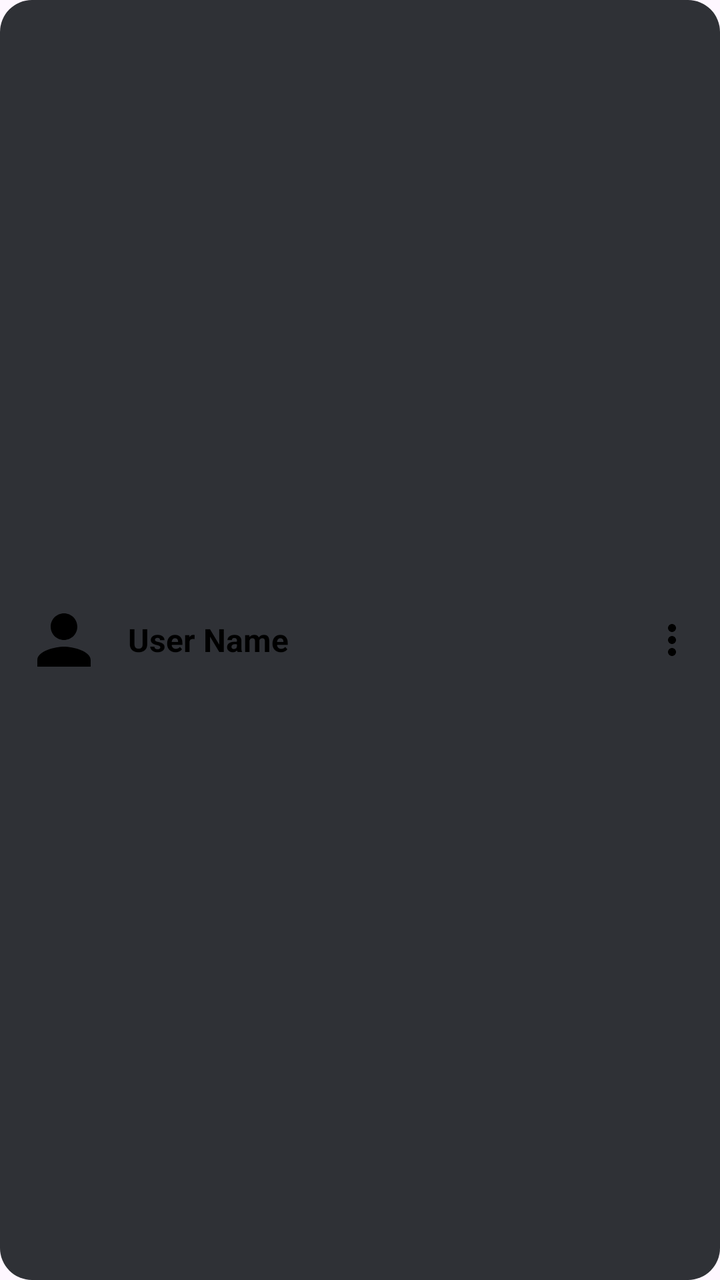
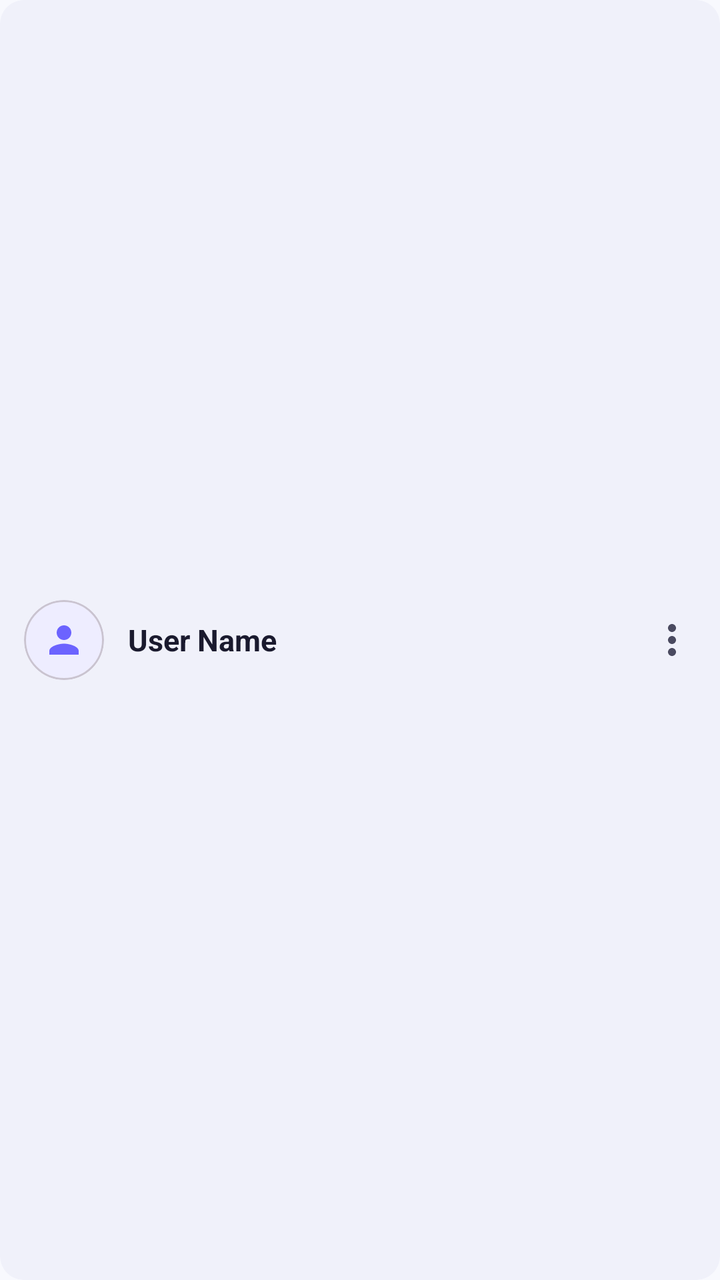

Screens rendered from an Android XML layout before and after an edit, with the pre-edit source and the edit as a unified diff.
<!-- AndroidManifest.xml: application theme Theme.SE114_CallingSystem -->
<!-- res/layout/item_server_member.xml -->
<?xml version="1.0" encoding="utf-8"?>
<LinearLayout xmlns:android="http://schemas.android.com/apk/res/android"
    xmlns:app="http://schemas.android.com/apk/res-auto"
    android:layout_width="match_parent"
    android:layout_height="wrap_content"
    android:orientation="horizontal"
    android:gravity="center_vertical"
    android:padding="12dp"
    android:layout_marginBottom="8dp"
    android:background="@drawable/edittext_background">

    
    <ImageView
        android:layout_width="40dp"
        android:layout_height="40dp"
        android:src="@drawable/icon_user"
        app:tint="@color/tint_default" />

    <LinearLayout
        android:layout_width="0dp"
        android:layout_height="wrap_content"
        android:layout_weight="1"
        android:orientation="vertical"
        android:layout_marginStart="12dp">

        <TextView
            android:id="@+id/tvMemberName"
            android:layout_width="wrap_content"
            android:layout_height="wrap_content"
            android:text="User Name"
            android:textColor="@color/tint_default"
            android:textSize="16sp"
            android:textStyle="bold" />

        <TextView
            android:id="@+id/tvMemberRole"
            android:layout_width="wrap_content"
            android:layout_height="wrap_content"
            android:text="ADMIN"
            android:textColor="#F44336"
            android:textSize="10sp"
            android:textStyle="bold"
            android:visibility="gone" />
    </LinearLayout>

    <ImageView
        android:id="@+id/btnMemberOptions"
        android:layout_width="24dp"
        android:layout_height="24dp"
        android:src="@drawable/icon_more_vert"
        app:tint="@color/tint_default" />
</LinearLayout>
<!-- resources referenced by this layout -->
<resources>
  <color name="tint_default">#000000</color>
  <!-- drawable edittext_background (drawable) -->
  <?xml version="1.0" encoding="utf-8"?>
  <shape xmlns:android="http://schemas.android.com/apk/res/android"
      android:shape="rectangle">
      
      <solid android:color="#2F3136" />
      
      <corners android:radius="16dp" />
  </shape>
  <!-- drawable icon_more_vert (drawable) -->
  <?xml version="1.0" encoding="utf-8"?>
  <vector xmlns:android="http://schemas.android.com/apk/res/android"
      android:width="24dp"
      android:height="24dp"
      android:viewportWidth="24"
      android:viewportHeight="24">
    <path
        android:fillColor="#FFFFFF"
        android:pathData="M12,8c1.1,0 2,-0.9 2,-2s-0.9,-2 -2,-2 -2,0.9 -2,2 0.9,2 2,2zM12,10c-1.1,0 -2,0.9 -2,2s0.9,2 2,2 2,-0.9 2,-2 -0.9,-2 -2,-2zM12,16c-1.1,0 -2,0.9 -2,2s0.9,2 2,2 2,-0.9 2,-2 -0.9,-2 -2,-2z"/>
  </vector>
  <!-- drawable icon_user (drawable) -->
  <?xml version="1.0" encoding="utf-8"?>
  <vector xmlns:android="http://schemas.android.com/apk/res/android"
      android:width="24dp"
      android:height="24dp"
      android:viewportWidth="24"
      android:viewportHeight="24">
      <path
          android:fillColor="#FFFFFF"
          android:pathData="M12,12c2.21,0 4,-1.79 4,-4s-1.79,-4 -4,-4 -4,1.79 -4,4 1.79,4 4,4zM12,14c-2.67,0 -8,1.34 -8,4v2h16v-2c0,-2.66 -5.33,-4 -8,-4z"/>
  </vector>
  <style name="Theme.SE114_CallingSystem" parent="Base.Theme.SE114_CallingSystem" />
  <style name="Base.Theme.SE114_CallingSystem" parent="Theme.Material3.DayNight.NoActionBar">
          
          
      </style>
</resources>

<!-- the commit's change to res/layout/item_server_member.xml (unified diff, before → after) -->
@@ -6,15 +6,24 @@
     android:orientation="horizontal"
     android:gravity="center_vertical"
     android:padding="12dp"
-    android:layout_marginBottom="8dp"
-    android:background="@drawable/edittext_background">
+    android:layout_marginBottom="6dp"
+    android:background="@drawable/bg_member_item">
 
     
-    <ImageView
+    <com.google.android.material.card.MaterialCardView
         android:layout_width="40dp"
         android:layout_height="40dp"
-        android:src="@drawable/icon_user"
-        app:tint="@color/tint_default" />
+        app:cardCornerRadius="20dp"
+        app:cardBackgroundColor="@color/accent_surface"
+        app:cardElevation="0dp">
+
+        <ImageView
+            android:layout_width="22dp"
+            android:layout_height="22dp"
+            android:layout_gravity="center"
+            android:src="@drawable/icon_user"
+            app:tint="@color/accent" />
+    </com.google.android.material.card.MaterialCardView>
 
     <LinearLayout
         android:layout_width="0dp"
@@ -28,8 +37,8 @@
             android:layout_width="wrap_content"
             android:layout_height="wrap_content"
             android:text="User Name"
-            android:textColor="@color/tint_default"
-            android:textSize="16sp"
+            android:textColor="@color/text_primary"
+            android:textSize="15sp"
             android:textStyle="bold" />
 
         <TextView
@@ -37,7 +46,7 @@
             android:layout_width="wrap_content"
             android:layout_height="wrap_content"
             android:text="ADMIN"
-            android:textColor="#F44336"
+            android:textColor="@color/accent"
             android:textSize="10sp"
             android:textStyle="bold"
             android:visibility="gone" />
@@ -48,5 +57,5 @@
         android:layout_width="24dp"
         android:layout_height="24dp"
         android:src="@drawable/icon_more_vert"
-        app:tint="@color/tint_default" />
+        app:tint="@color/icon_tint" />
 </LinearLayout>
<!-- resource entries referenced after the edit -->
@@ -1,14 +1,15 @@
 <!-- resources referenced by this layout -->
 <resources>
-  <color name="tint_default">#000000</color>
-  <!-- drawable edittext_background (drawable) -->
+  <color name="accent">#6C63FF</color>
+  <color name="accent_surface">#EEEDFF</color>
+  <color name="icon_tint">#4A4A60</color>
+  <color name="text_primary">#1A1A2E</color>
+  <!-- drawable bg_member_item (drawable) -->
   <?xml version="1.0" encoding="utf-8"?>
   <shape xmlns:android="http://schemas.android.com/apk/res/android"
       android:shape="rectangle">
-      
-      <solid android:color="#2F3136" />
-      
-      <corners android:radius="16dp" />
+      <solid android:color="@color/bg_tertiary" />
+      <corners android:radius="12dp" />
   </shape>
   <!-- drawable icon_more_vert (drawable) -->
   <?xml version="1.0" encoding="utf-8"?>
@@ -33,9 +34,17 @@
           android:pathData="M12,12c2.21,0 4,-1.79 4,-4s-1.79,-4 -4,-4 -4,1.79 -4,4 1.79,4 4,4zM12,14c-2.67,0 -8,1.34 -8,4v2h16v-2c0,-2.66 -5.33,-4 -8,-4z"/>
   </vector>
   <style name="Theme.SE114_CallingSystem" parent="Base.Theme.SE114_CallingSystem" />
+  <color name="bg_tertiary">#F0F1FA</color>
   <style name="Base.Theme.SE114_CallingSystem" parent="Theme.Material3.DayNight.NoActionBar">
-          
-          
+          <item name="colorPrimary">@color/accent</item>
+          <item name="colorOnPrimary">@color/text_on_accent</item>
+          <item name="colorSecondary">@color/accent_light</item>
+          <item name="android:windowBackground">@color/bg_primary</item>
+          <item name="android:statusBarColor">@color/bg_primary</item>
+          <item name="android:navigationBarColor">@color/bg_primary</item>
       </style>
+  <color name="text_on_accent">#FFFFFF</color>
+  <color name="accent_light">#8B83FF</color>
+  <color name="bg_primary">#F8F9FE</color>
 </resources>
 
